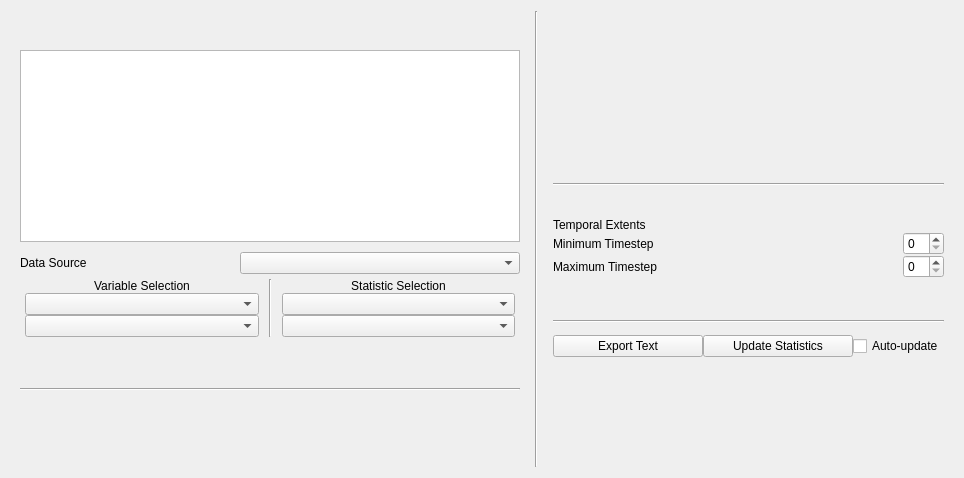
This is apps/vaporgui/statsWindow.ui in StasJ/vapor-formatted as Qt 5 draws it before an edit. The edited form follows.
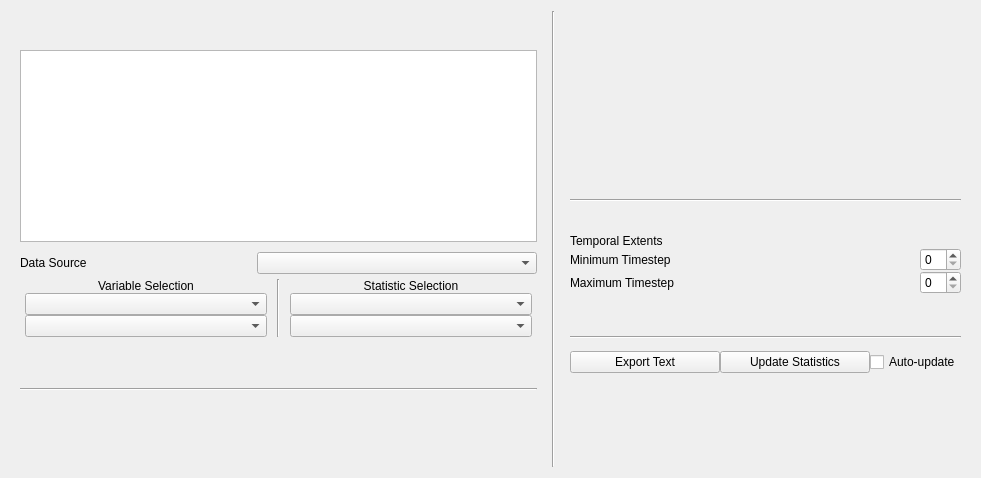
This is the edited form. Custom widgets are drawn as their Qt base class.

Commit message: Pulled CopyRegion option out of the GeometryWidget and made it into its own promoted widget, the CopyRegionWidget

Diff of the .ui file:
```diff
--- a/apps/vaporgui/statsWindow.ui
+++ b/apps/vaporgui/statsWindow.ui
@@ -6,7 +6,7 @@
    <rect>
     <x>0</x>
     <y>0</y>
-    <width>893</width>
+    <width>981</width>
     <height>478</height>
    </rect>
   </property>
@@ -283,7 +283,7 @@
          <verstretch>0</verstretch>
         </sizepolicy>
        </property>
-       <layout class="QVBoxLayout" name="verticalLayout_2" stretch="0,0,0,1,0,0">
+       <layout class="QVBoxLayout" name="verticalLayout_2" stretch="0,0,0,0,1,0,0">
         <property name="spacing">
          <number>12</number>
         </property>
@@ -303,6 +303,16 @@
           </property>
          </widget>
         </item>
+        <item>
+         <widget class="CopyRegionWidget" name="MyCopyRegionWidget" native="true">
+          <property name="minimumSize">
+           <size>
+            <width>0</width>
+            <height>20</height>
+           </size>
+          </property>
+         </widget>
+        </item>
         <item>
          <widget class="Line" name="line_2">
           <property name="minimumSize">
@@ -559,6 +569,12 @@
   </layout>
  </widget>
  <customwidgets>
+  <customwidget>
+   <class>CopyRegionWidget</class>
+   <extends>QWidget</extends>
+   <header>CopyRegionWidget.h</header>
+   <container>1</container>
+  </customwidget>
   <customwidget>
    <class>GeometryWidget</class>
    <extends>QWidget</extends>
```
The commit also changes 16 other files.
